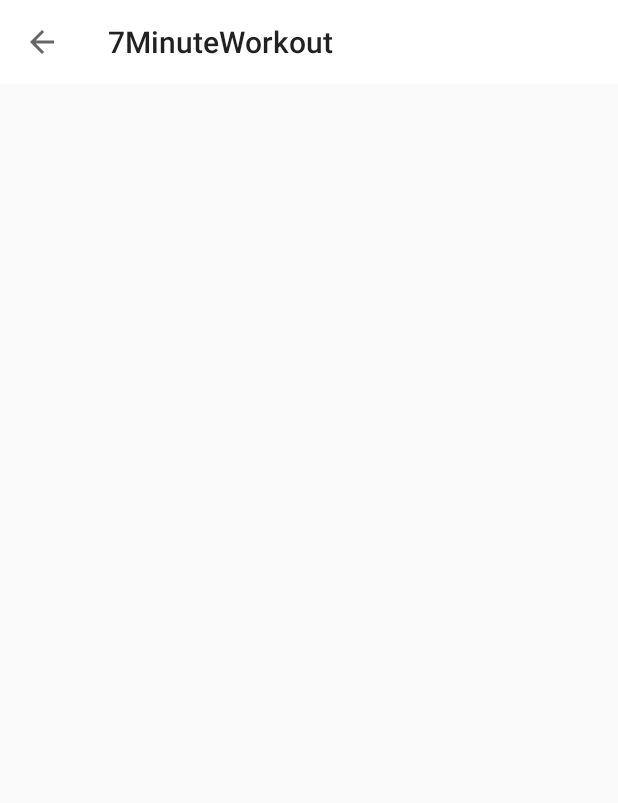
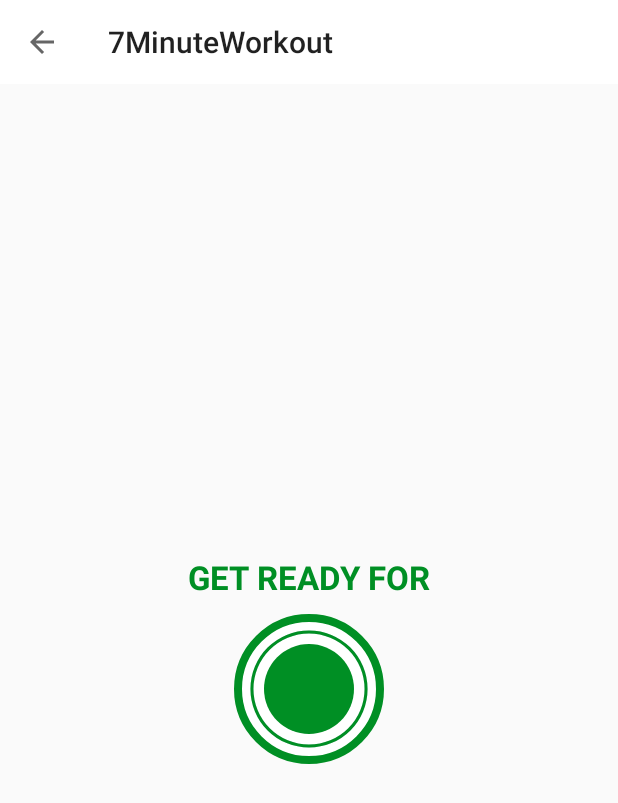
Before and after one commit to ak-mdev/workout-kotlin, an Android app: the ExerciseActivity screen opened directly, with no data from a screen before it, on a phone screen of 412 x 824 dp. Shown: the top 803 px of the screen. Run offline under Robolectric (Android 15) with nearby library versions, the phone set to English and light mode, and no system bars.

Commit message:
Added exercise activity as well as some of its UI

```diff
--- /dev/null
+++ b/app/src/main/res/drawable-v24/item_circular_color_accent_border.xml
@@ -0,0 +1,9 @@
+<?xml version="1.0" encoding="utf-8"?>
+<shape xmlns:android="http://schemas.android.com/apk/res/android"
+    android:shape="oval">
+    <stroke android:width="5dp"
+        android:color="@color/colorAccent"/>
+
+    <solid android:color="@color/colorWhite"/>
+
+</shape>
--- /dev/null
+++ b/app/src/main/res/drawable/circular_progress_bar.xml
@@ -0,0 +1,15 @@
+<?xml version="1.0" encoding="utf-8"?>
+<layer-list xmlns:android="http://schemas.android.com/apk/res/android">
+
+    <item>
+        <shape
+            android:innerRadiusRatio="2.7"
+            android:shape="ring"
+            android:thicknessRatio="50.0"
+            android:useLevel="true">
+            <solid android:color="@color/colorAccent" />
+
+        </shape>
+    </item>
+
+</layer-list>
--- /dev/null
+++ b/app/src/main/res/drawable/circular_progress_gray.xml
@@ -0,0 +1,14 @@
+<?xml version="1.0" encoding="utf-8"?>
+<layer-list xmlns:android="http://schemas.android.com/apk/res/android">
+    <item>
+        <shape
+            android:innerRadiusRatio="2.7"
+            android:shape="ring"
+            android:thicknessRatio="50.0"
+            android:useLevel="false">
+
+            <solid android:color="#D4DEE7" />
+
+        </shape>
+    </item>
+</layer-list>
--- /dev/null
+++ b/app/src/main/res/drawable/item_circular_color_accent_background.xml
@@ -0,0 +1,6 @@
+<?xml version="1.0" encoding="utf-8"?>
+<shape xmlns:android="http://schemas.android.com/apk/res/android"
+    android:shape="oval">
+    <solid android:color="@color/colorAccent"/>
+
+</shape>
--- a/app/src/main/res/layout/activity_exercise.xml
+++ b/app/src/main/res/layout/activity_exercise.xml
@@ -3,8 +3,8 @@
     xmlns:tools="http://schemas.android.com/tools"
     android:layout_width="match_parent"
     android:layout_height="match_parent"
-    tools:context=".ExerciseActivity"
-    android:orientation="vertical">
+    android:orientation="vertical"
+    tools:context=".ExerciseActivity">
 
     <androidx.appcompat.widget.Toolbar
         android:id="@+id/toolbar_exercise_activity"
@@ -12,4 +12,59 @@
         android:layout_height="?android:attr/actionBarSize"
         android:background="@color/colorWhite" />
 
+    <LinearLayout
+        android:id="@+id/ll_rest_view"
+        android:layout_width="match_parent"
+        android:layout_height="match_parent"
+        android:layout_below="@id/toolbar_exercise_activity"
+        android:gravity="center"
+        android:orientation="vertical"
+        android:visibility="visible">
+
+        <TextView
+            android:layout_width="wrap_content"
+            android:layout_height="wrap_content"
+            android:text="GET READY FOR"
+            android:textColor="@color/colorAccent"
+            android:textSize="22sp"
+            android:textStyle="bold" />
+
+        <FrameLayout
+            android:layout_width="100dp"
+            android:layout_height="100dp"
+            android:layout_marginTop="10dp"
+            android:background="@drawable/item_circular_color_accent_border">
+
+            <ProgressBar
+                android:id="@+id/exercise_progress_bar"
+                style="?android:attr/progressBarStyleHorizontal"
+                android:layout_width="100dp"
+                android:layout_height="100dp"
+                android:layout_gravity="center"
+                android:background="@drawable/circular_progress_gray"
+                android:indeterminate="false"
+                android:max="10"
+                android:progress="100"
+                android:progressDrawable="@drawable/circular_progress_bar"
+                android:rotation="-90" />
+
+            <LinearLayout
+                android:layout_width="60dp"
+                android:layout_height="60dp"
+                android:layout_gravity="center"
+                android:background="@drawable/item_circular_color_accent_background"
+                android:gravity="center">
+
+                <TextView
+                    android:id="@+id/tv_timer"
+                    android:layout_width="wrap_content"
+                    android:layout_height="wrap_content"
+                    android:textColor="@color/colorWhite"
+                    android:textSize="25sp"
+                    android:textStyle="bold"
+                    tools:text="10" />
+            </LinearLayout>
+        </FrameLayout>
+    </LinearLayout>
+
 </RelativeLayout>
```
